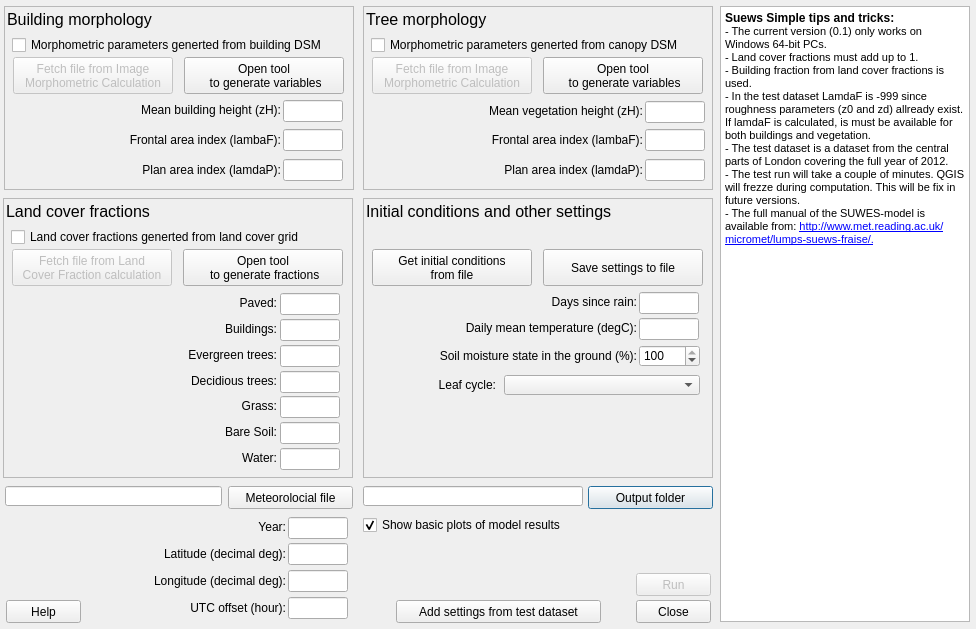
Before: the Qt Designer form SuewsSimple/suews_simple_dialog_base.ui in UMEP-dev/UMEP, drawn with Qt 5.
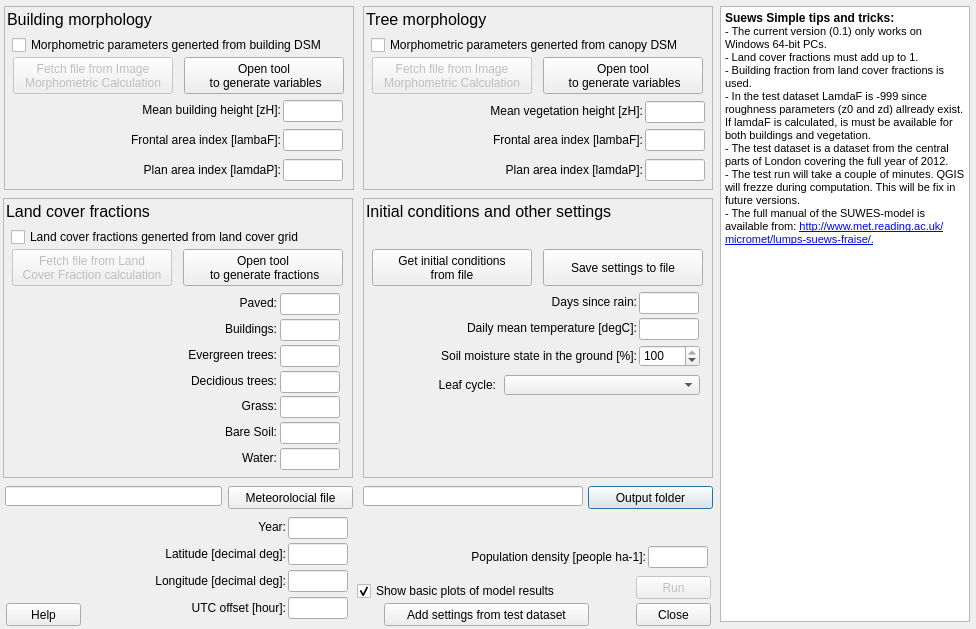
After: the same form once the commit is applied.

Commit message: Major update. Now includes SEBE, SUEWS (advanced). Bug fixes etc.

Diff of the .ui file:
```diff
--- a/SuewsSimple/suews_simple_dialog_base.ui
+++ b/SuewsSimple/suews_simple_dialog_base.ui
@@ -39,7 +39,7 @@
    <property name="geometry">
     <rect>
      <x>636</x>
-     <y>600</y>
+     <y>603</y>
      <width>75</width>
      <height>23</height>
     </rect>
@@ -65,7 +65,7 @@
    <property name="geometry">
     <rect>
      <x>636</x>
-     <y>573</y>
+     <y>576</y>
      <width>75</width>
      <height>23</height>
     </rect>
@@ -170,7 +170,7 @@
      </rect>
     </property>
     <property name="text">
-     <string>Mean building height (zH):</string>
+     <string>Mean building height [zH]:</string>
     </property>
     <property name="alignment">
      <set>Qt::AlignRight|Qt::AlignTrailing|Qt::AlignVCenter</set>
@@ -215,7 +215,7 @@
      </rect>
     </property>
     <property name="text">
-     <string>Frontal area index (lambaF):</string>
+     <string>Frontal area index [lambaF]:</string>
     </property>
     <property name="alignment">
      <set>Qt::AlignRight|Qt::AlignTrailing|Qt::AlignVCenter</set>
@@ -247,7 +247,7 @@
      </rect>
     </property>
     <property name="text">
-     <string>Plan area index (lamdaP):</string>
+     <string>Plan area index [lamdaP]:</string>
     </property>
     <property name="alignment">
      <set>Qt::AlignRight|Qt::AlignTrailing|Qt::AlignVCenter</set>
@@ -346,7 +346,7 @@
      </rect>
     </property>
     <property name="text">
-     <string>Frontal area index (lambaF):</string>
+     <string>Frontal area index [lambaF]:</string>
     </property>
     <property name="alignment">
      <set>Qt::AlignRight|Qt::AlignTrailing|Qt::AlignVCenter</set>
@@ -391,7 +391,7 @@
      </rect>
     </property>
     <property name="text">
-     <string>Mean vegetation height (zH):</string>
+     <string>Mean vegetation height [zH]:</string>
     </property>
     <property name="alignment">
      <set>Qt::AlignRight|Qt::AlignTrailing|Qt::AlignVCenter</set>
@@ -423,7 +423,7 @@
      </rect>
     </property>
     <property name="text">
-     <string>Plan area index (lamdaP):</string>
+     <string>Plan area index [lamdaP]:</string>
     </property>
     <property name="alignment">
      <set>Qt::AlignRight|Qt::AlignTrailing|Qt::AlignVCenter</set>
@@ -579,7 +579,7 @@
      </rect>
     </property>
     <property name="text">
-     <string>Daily mean temperature (degC):</string>
+     <string>Daily mean temperature [degC]:</string>
     </property>
     <property name="alignment">
      <set>Qt::AlignRight|Qt::AlignTrailing|Qt::AlignVCenter</set>
@@ -630,7 +630,7 @@
      </rect>
     </property>
     <property name="text">
-     <string>Soil moisture state in the ground (%):</string>
+     <string>Soil moisture state in the ground [%]:</string>
     </property>
     <property name="alignment">
      <set>Qt::AlignRight|Qt::AlignTrailing|Qt::AlignVCenter</set>
@@ -679,7 +679,7 @@
    <property name="geometry">
     <rect>
      <x>6</x>
-     <y>600</y>
+     <y>603</y>
      <width>75</width>
      <height>23</height>
     </rect>
@@ -1039,8 +1039,8 @@
   <widget class="QPushButton" name="defaultButton">
    <property name="geometry">
     <rect>
-     <x>396</x>
-     <y>600</y>
+     <x>384</x>
+     <y>603</y>
      <width>205</width>
      <height>23</height>
     </rect>
@@ -1113,14 +1113,14 @@
   <widget class="QLabel" name="label_24">
    <property name="geometry">
     <rect>
-     <x>120</x>
+     <x>102</x>
      <y>600</y>
-     <width>166</width>
+     <width>184</width>
      <height>16</height>
     </rect>
    </property>
    <property name="text">
-    <string>UTC offset (hour):</string>
+    <string>UTC offset [hour]:</string>
    </property>
    <property name="alignment">
     <set>Qt::AlignRight|Qt::AlignTrailing|Qt::AlignVCenter</set>
@@ -1132,14 +1132,14 @@
   <widget class="QLabel" name="label_25">
    <property name="geometry">
     <rect>
-     <x>105</x>
+     <x>63</x>
      <y>546</y>
-     <width>181</width>
+     <width>223</width>
      <height>16</height>
     </rect>
    </property>
    <property name="text">
-    <string>Latitude (decimal deg):</string>
+    <string>Latitude [decimal deg]:</string>
    </property>
    <property name="alignment">
     <set>Qt::AlignRight|Qt::AlignTrailing|Qt::AlignVCenter</set>
@@ -1164,14 +1164,14 @@
   <widget class="QLabel" name="label_23">
    <property name="geometry">
     <rect>
-     <x>114</x>
+     <x>45</x>
      <y>573</y>
-     <width>172</width>
+     <width>241</width>
      <height>16</height>
     </rect>
    </property>
    <property name="text">
-    <string>Longitude (decimal deg):</string>
+    <string>Longitude [decimal deg]:</string>
    </property>
    <property name="alignment">
     <set>Qt::AlignRight|Qt::AlignTrailing|Qt::AlignVCenter</set>
@@ -1210,9 +1210,9 @@
   <widget class="QCheckBox" name="checkBoxPlots">
    <property name="geometry">
     <rect>
-     <x>363</x>
-     <y>516</y>
-     <width>331</width>
+     <x>357</x>
+     <y>582</y>
+     <width>277</width>
      <height>18</height>
     </rect>
    </property>
@@ -1223,6 +1223,38 @@
     <bool>true</bool>
    </property>
   </widget>
+  <widget class="QLineEdit" name="PopDensNight">
+   <property name="geometry">
+    <rect>
+     <x>648</x>
+     <y>546</y>
+     <width>60</width>
+     <height>22</height>
+    </rect>
+   </property>
+   <property name="alignment">
+    <set>Qt::AlignCenter</set>
+   </property>
+  </widget>
+  <widget class="QLabel" name="label_27">
+   <property name="geometry">
+    <rect>
+     <x>354</x>
+     <y>549</y>
+     <width>292</width>
+     <height>16</height>
+    </rect>
+   </property>
+   <property name="text">
+    <string>Population density [people ha-1]:</string>
+   </property>
+   <property name="alignment">
+    <set>Qt::AlignRight|Qt::AlignTrailing|Qt::AlignVCenter</set>
+   </property>
+   <property name="buddy">
+    <cstring></cstring>
+   </property>
+  </widget>
  </widget>
  <resources/>
  <connections>
```
The commit also changes 560 other files.
